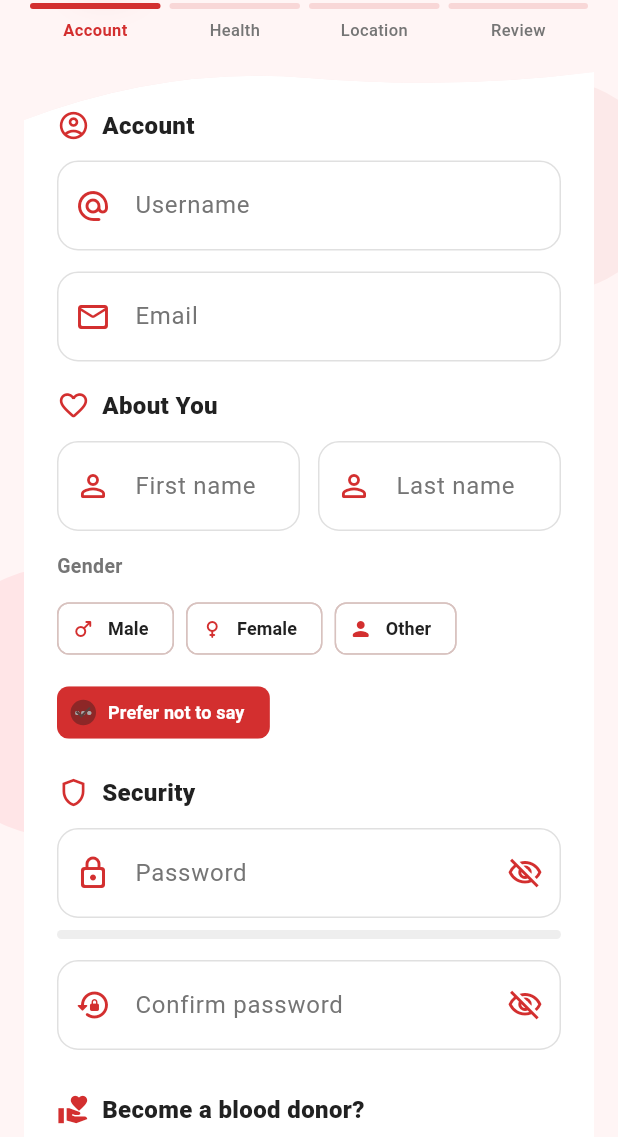
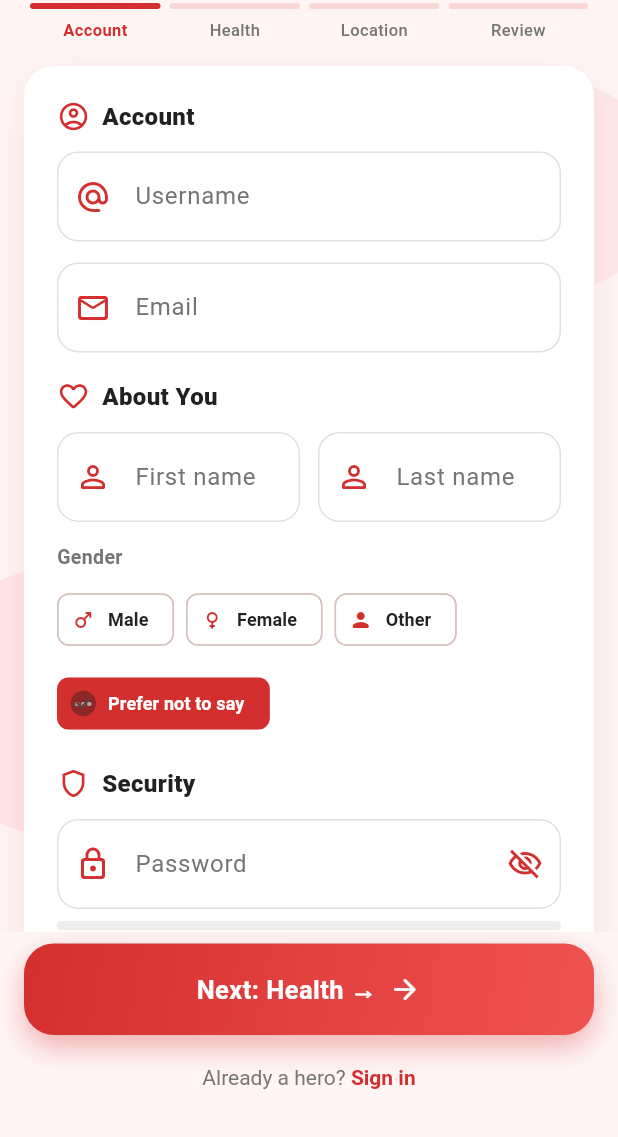
Before and after one commit to Jagguuuu/Blood-450, a Flutter app: the RegisterScreen screen opened directly, on a phone screen of 412 x 824 dp, the part 99-1236 px from its top. Run offline on Flutter 3.47's test engine with Material 3 defaults, Android fonts, the phone set to English and light mode, and no system bars; our stand-ins replace dio, fl_chart, flutter_secure_storage, geolocator, google_sign_in, shared_preferences; accounts and stored records are empty.

Commit message:
Pin Next button on register screen and remove clipping sheet
Co-authored-by: Cursor <cursoragent@cursor.com>

```diff
--- a/ayh_mobile/lib/presentation/screens/auth/register_screen.dart
+++ b/ayh_mobile/lib/presentation/screens/auth/register_screen.dart
@@ -248,6 +248,7 @@ class _RegisterScreenState extends State<RegisterScreen>
 
   @override
   Widget build(BuildContext context) {
+    final bottomInset = MediaQuery.viewInsetsOf(context).bottom;
     return Scaffold(
       backgroundColor: const Color(0xFFFFF5F5),
       resizeToAvoidBottomInset: true,
@@ -264,7 +265,6 @@ class _RegisterScreenState extends State<RegisterScreen>
                       _buildTopBar(),
                       _buildStepper(),
                       Expanded(
-                        // IndexedStack avoids PageView stealing vertical scroll on iOS.
                         child: IndexedStack(
                           index: _step,
                           sizing: StackFit.expand,
@@ -272,9 +272,19 @@ class _RegisterScreenState extends State<RegisterScreen>
                             _buildAccountStep(),
                             _buildHealthStep(),
                             _buildLocationStep(),
-                            _buildReviewStep(authProvider.isLoading),
+                            _buildReviewStep(),
                           ],
                         ),
+                      ),
+                      // Always-visible Next / Create button (not inside clipped scroll).
+                      Padding(
+                        padding: EdgeInsets.fromLTRB(
+                          16,
+                          8,
+                          16,
+                          12 + (bottomInset > 0 ? 0 : 4),
+                        ),
+                        child: _buildStickyActions(authProvider),
                       ),
                     ],
                   ),
@@ -287,22 +297,72 @@ class _RegisterScreenState extends State<RegisterScreen>
     );
   }
 
+  Widget _buildStickyActions(AuthProvider authProvider) {
+    switch (_step) {
+      case 0:
+        return Column(
+          mainAxisSize: MainAxisSize.min,
+          crossAxisAlignment: CrossAxisAlignment.stretch,
+          children: [
+            GradientButton(
+              label: 'Next: Health →',
+              icon: Icons.arrow_forward_rounded,
+              onPressed: _goNext,
+            ),
+            const SizedBox(height: 4),
+            _loginLink(),
+          ],
+        );
+      case 1:
+        return GradientButton(
+          label: 'Next: Location →',
+          icon: Icons.arrow_forward_rounded,
+          onPressed: _goNext,
+        );
+      case 2:
+        return Column(
+          mainAxisSize: MainAxisSize.min,
+          crossAxisAlignment: CrossAxisAlignment.stretch,
+          children: [
+            GradientButton(
+              label: 'Next: Review →',
+              icon: Icons.arrow_forward_rounded,
+              onPressed: _goNext,
+            ),
+            TextButton(
+              onPressed: _goNext,
+              child: const Text('Skip location for now'),
+            ),
+          ],
+        );
+      default:
+        return Column(
+          mainAxisSize: MainAxisSize.min,
+          crossAxisAlignment: CrossAxisAlignment.stretch,
+          children: [
+            GradientButton(
+              label: 'Create My Account',
+              icon: Icons.volunteer_activism_rounded,
+              isLoading: authProvider.isLoading,
+              onPressed: authProvider.isLoading ? null : _handleRegister,
+            ),
+            TextButton(
+              onPressed: authProvider.isLoading ? null : _goBack,
+              child: const Text('← Back'),
+            ),
+          ],
+        );
+    }
+  }
+
   Widget _stepScroll({required Widget child}) {
-    final bottomInset = MediaQuery.viewInsetsOf(context).bottom;
-    return LayoutBuilder(
-      builder: (context, constraints) {
     return SingleChildScrollView(
       physics: const AlwaysScrollableScrollPhysics(
         parent: BouncingScrollPhysics(),
       ),
       keyboardDismissBehavior: ScrollViewKeyboardDismissBehavior.onDrag,
-          padding: EdgeInsets.fromLTRB(16, 8, 16, 24 + bottomInset),
-          child: ConstrainedBox(
-            constraints: BoxConstraints(minWidth: constraints.maxWidth),
+      padding: const EdgeInsets.fromLTRB(16, 8, 16, 16),
       child: child,
-          ),
-        );
-      },
     );
   }
 
@@ -382,8 +442,22 @@ class _RegisterScreenState extends State<RegisterScreen>
   }
 
   Widget _sheet({required Widget child}) {
-    return WhiteWaveSheet(
-      padding: const EdgeInsets.fromLTRB(22, 28, 22, 24),
+    // Plain card — ClipPath wave sheet was clipping the bottom (Next button)
+    // and blocking scroll hit-testing on iOS.
+    return Container(
+      width: double.infinity,
+      padding: const EdgeInsets.fromLTRB(22, 22, 22, 20),
+      decoration: BoxDecoration(
+        color: Colors.white,
+        borderRadius: BorderRadius.circular(20),
+        boxShadow: [
+          BoxShadow(
+            color: AppColors.primary.withValues(alpha: 0.10),
+            blurRadius: 24,
+            offset: const Offset(0, 8),
+          ),
+        ],
+      ),
       child: child,
     );
   }
@@ -551,14 +625,6 @@ class _RegisterScreenState extends State<RegisterScreen>
                   ),
                 ],
               ),
-              const SizedBox(height: 28),
-              GradientButton(
-                label: 'Next: Health →',
-                icon: Icons.arrow_forward_rounded,
-                onPressed: _goNext,
-              ),
-              const SizedBox(height: 12),
-              _loginLink(),
             ],
           ),
         ),
@@ -707,12 +773,6 @@ class _RegisterScreenState extends State<RegisterScreen>
                     ),
                   ),
               ],
-              const SizedBox(height: 28),
-              GradientButton(
-                label: 'Next: Location →',
-                icon: Icons.arrow_forward_rounded,
-                onPressed: _goNext,
-              ),
             ],
           ),
         ),
@@ -765,23 +825,13 @@ class _RegisterScreenState extends State<RegisterScreen>
                 _gettingLocation ? 'Detecting…' : 'Use current location',
               ),
             ),
-            const SizedBox(height: 28),
-            GradientButton(
-              label: 'Next: Review →',
-              icon: Icons.arrow_forward_rounded,
-              onPressed: _goNext,
-            ),
-            TextButton(
-              onPressed: _goNext,
-              child: const Text('Skip for now'),
-            ),
           ],
         ),
       ),
     );
   }
 
-  Widget _buildReviewStep(bool loading) {
+  Widget _buildReviewStep() {
     String ynLabel(String? v) {
       if (v == 'yes') return 'Yes';
       if (v == 'no') return 'No';
@@ -830,18 +880,6 @@ class _RegisterScreenState extends State<RegisterScreen>
                 'I accept Terms & Privacy Policy',
                 style: TextStyle(fontSize: 13),
               ),
-            ),
-            const SizedBox(height: 20),
-            GradientButton(
-              label: 'Create My Account',
-              icon: Icons.volunteer_activism_rounded,
-              isLoading: loading,
-              onPressed: loading ? null : _handleRegister,
-            ),
-            const SizedBox(height: 8),
-            TextButton(
-              onPressed: loading ? null : _goBack,
-              child: const Text('← Back'),
             ),
           ],
         ),
```
Lines whose indentation alone changed are shown as unchanged.
